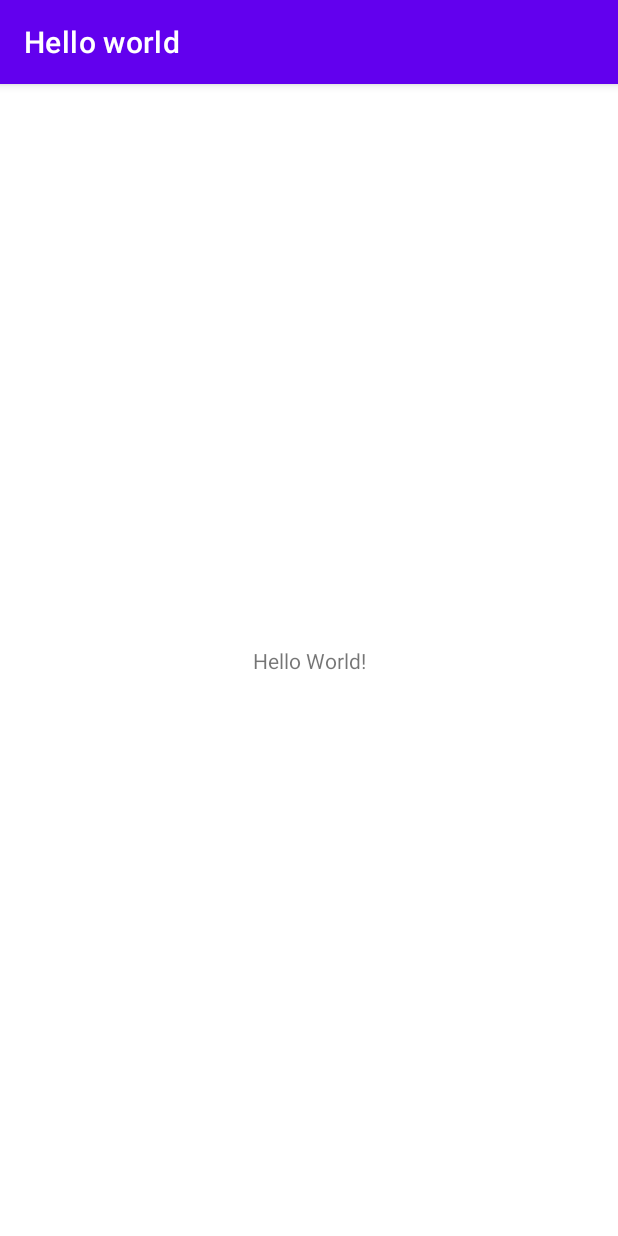
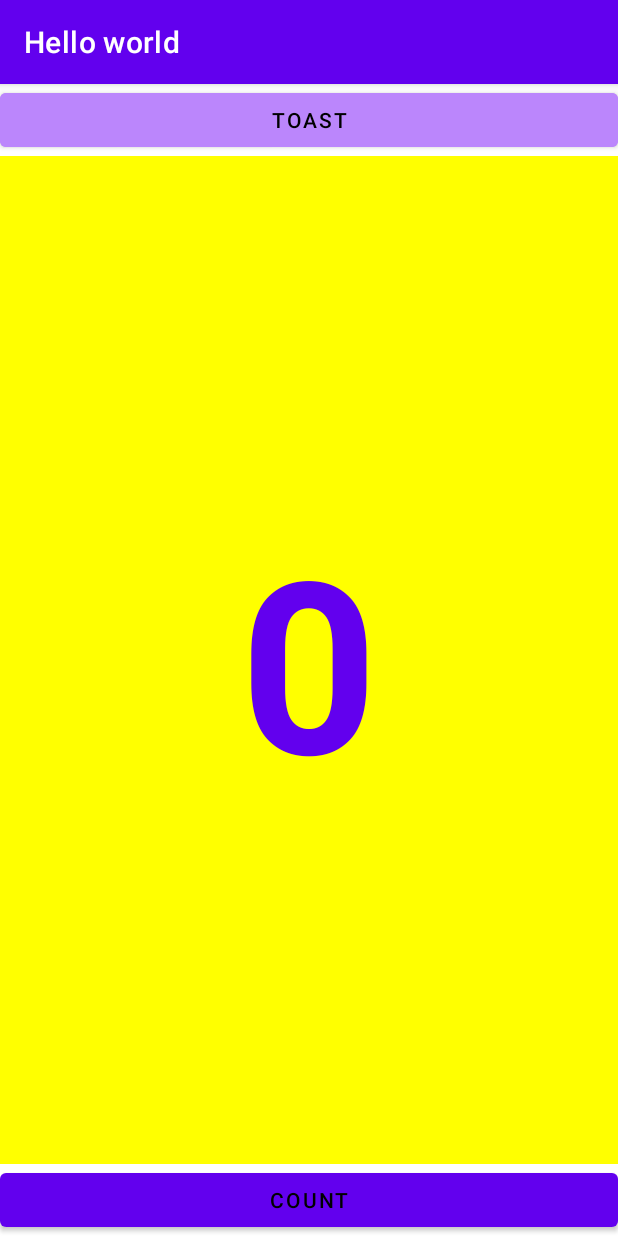
Before and after one commit to GoogelSecond/1-2_homework, an Android app: the screen it shows after launch (MainActivity), on a phone screen of 412 x 824 dp. Run offline under Robolectric (Android 15) with nearby library versions, the phone set to English and light mode, and no system bars.

Commit message:
comlete 1_2 lesson

```diff
--- a/app/src/main/java/com/example/helloworld/MainActivity.kt
+++ b/app/src/main/java/com/example/helloworld/MainActivity.kt
@@ -2,16 +2,40 @@ package com.example.helloworld
 
 import android.os.Bundle
 import android.util.Log
+import android.view.View
+import android.widget.TextView
+import android.widget.Toast
 import androidx.appcompat.app.AppCompatActivity
 
+
 class MainActivity : AppCompatActivity() {
+    private var mCount = 0
+    private lateinit var textView: TextView
+
     override fun onCreate(savedInstanceState: Bundle?) {
         super.onCreate(savedInstanceState)
         setContentView(R.layout.activity_main)
         Log.d(LOG_TAG, "Hello World");
+        textView = findViewById(R.id.show_count)
     }
 
     companion object {
         private val LOG_TAG = MainActivity::class.java.simpleName
     }
+
+    fun showToast(view: View) {
+        val toast: Toast = Toast.makeText(
+            this, R.string.toast_message,
+            Toast.LENGTH_SHORT
+        )
+        toast.show()
+
+    }
+
+    fun countUp(view: View) {
+        mCount++
+        if (mCount != 0) {
+            textView.text = mCount.toString()
+        }
+    }
 }
--- a/app/src/main/res/layout/activity_main.xml
+++ b/app/src/main/res/layout/activity_main.xml
@@ -6,13 +6,43 @@
     android:layout_height="match_parent"
     tools:context=".MainActivity">
 
-    <TextView
-        android:layout_width="wrap_content"
+    <Button
+        android:id="@+id/button_toast"
+        android:layout_width="0dp"
         android:layout_height="wrap_content"
-        android:text="Hello World!"
-        app:layout_constraintBottom_toBottomOf="parent"
+        android:backgroundTint="@color/purple_200"
+        android:onClick="showToast"
+        android:text="@string/button_label_toast"
+        android:textColor="@color/black"
         app:layout_constraintEnd_toEndOf="parent"
         app:layout_constraintStart_toStartOf="parent"
         app:layout_constraintTop_toTopOf="parent" />
 
+    <TextView
+        android:id="@+id/show_count"
+        android:layout_width="0dp"
+        android:layout_height="0dp"
+        android:background="#FFFF00"
+        android:gravity="center"
+        android:text="@string/count_initial_value"
+        android:textColor="@color/purple_500"
+        android:textSize="160sp"
+        android:textStyle="bold"
+        app:layout_constraintBottom_toTopOf="@id/button_count"
+        app:layout_constraintEnd_toEndOf="parent"
+        app:layout_constraintStart_toStartOf="parent"
+        app:layout_constraintTop_toBottomOf="@id/button_toast" />
+
+    <Button
+        android:id="@+id/button_count"
+        android:layout_width="0dp"
+        android:layout_height="wrap_content"
+        android:onClick="countUp"
+        android:text="@string/button_label_count"
+        android:textColor="@color/black"
+        app:layout_constraintBottom_toBottomOf="parent"
+        app:layout_constraintEnd_toEndOf="parent"
+        app:layout_constraintStart_toStartOf="parent" />
+
+
 </androidx.constraintlayout.widget.ConstraintLayout>
--- a/app/src/main/res/values/strings.xml
+++ b/app/src/main/res/values/strings.xml
@@ -1,3 +1,7 @@
 <resources>
     <string name="app_name">Hello world</string>
+    <string name="button_label_toast">Toast</string>
+    <string name="button_label_count">Count</string>
+    <string name="count_initial_value">0</string>
+    <string name="toast_message">Hello Toast!</string>
 </resources>
```
